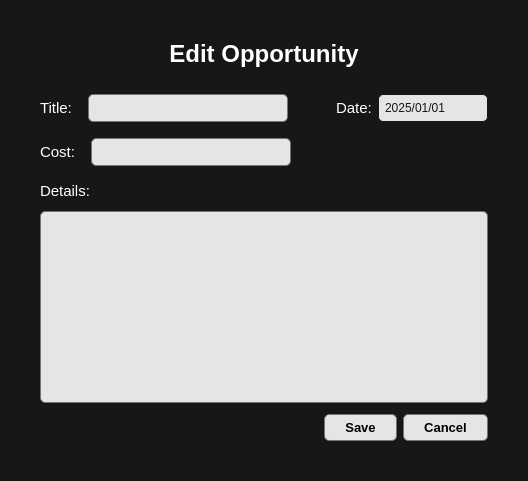
ImGaby123/SalesOptimizer-CRM, file CRM/views/ui/edit_opportunity.ui: the form before one commit.
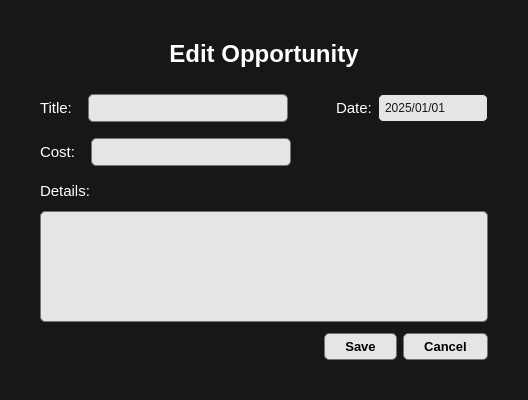
The form after the commit. Icons and pictures are not drawn.

Commit message: add/edit opportunity ui adjusted

Patch:
```diff
--- a/CRM/views/ui/edit_opportunity.ui
+++ b/CRM/views/ui/edit_opportunity.ui
@@ -7,7 +7,7 @@
     <x>0</x>
     <y>0</y>
     <width>528</width>
-    <height>481</height>
+    <height>400</height>
    </rect>
   </property>
   <property name="windowTitle">
```
The commit also changes 3 other files.
